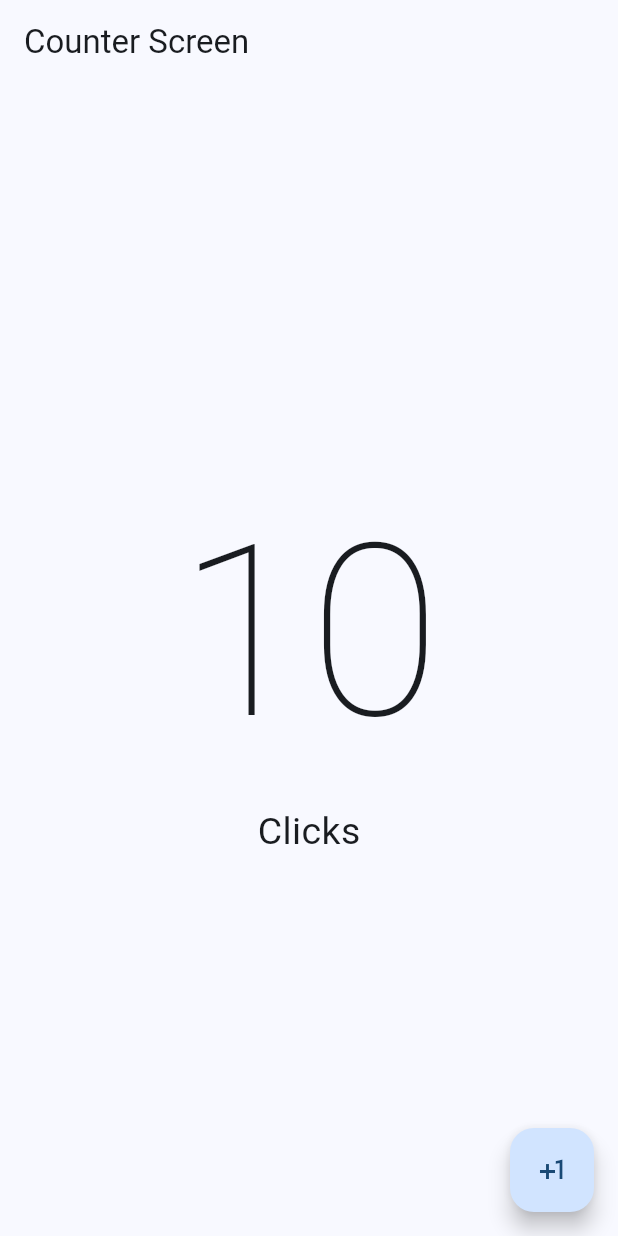
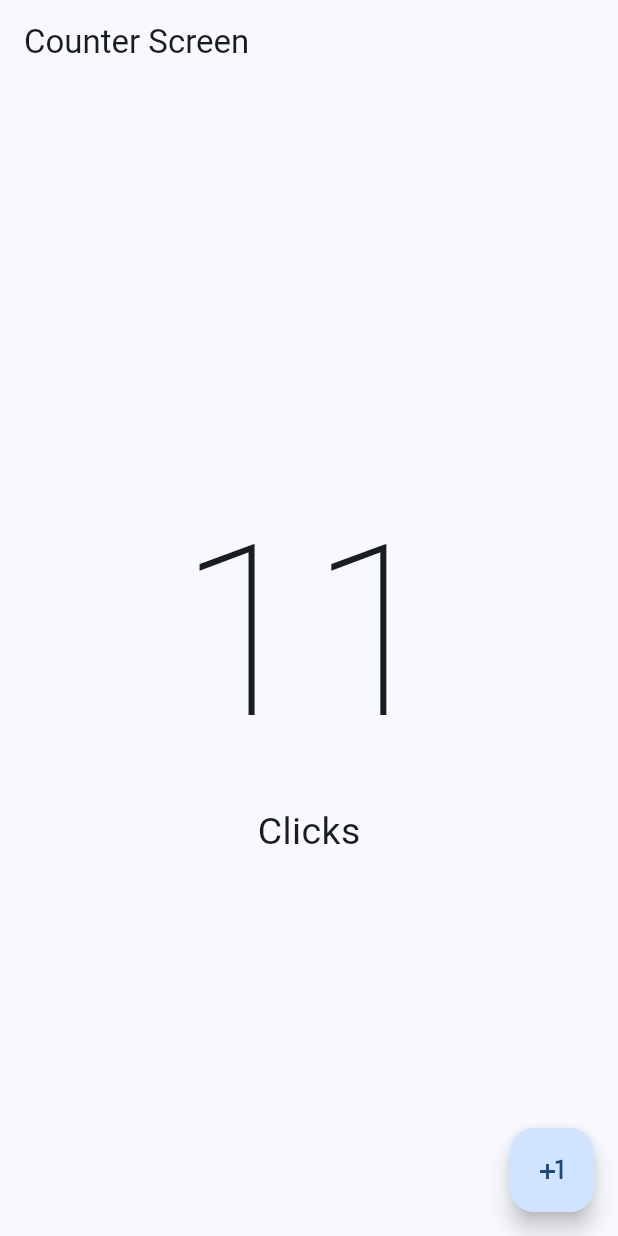
Before and after one commit to andres19r/flutter-hello-world, a Flutter app: the screen it shows after launch, after a tap on the "plus one" icon, on a phone screen of 412 x 824 dp. Run offline on Flutter 3.47's test engine with Material 3 defaults, Android fonts, the phone set to English and light mode, and no system bars.

Commit message:
feat(counter): change to statefulWd and update counter variable

```diff
--- a/lib/presentation/screens/counter/counter_screen.dart
+++ b/lib/presentation/screens/counter/counter_screen.dart
@@ -1,7 +1,15 @@
 import 'package:flutter/material.dart';
 
-class CounterScreen extends StatelessWidget {
+class CounterScreen extends StatefulWidget {
+
   const CounterScreen({super.key});
+
+  @override
+  State<CounterScreen> createState() => _CounterScreenState();
+}
+
+class _CounterScreenState extends State<CounterScreen> {
+  int clickCounter = 10;
 
   @override
   Widget build(BuildContext context) {
@@ -12,12 +20,12 @@ class CounterScreen extends StatelessWidget {
       body: Center(
         child: Column(
           mainAxisAlignment: MainAxisAlignment.center,
-          children: const [
+          children: [
             Text(
-              '10',
-              style: TextStyle(fontSize: 160, fontWeight: FontWeight.w100),
+              '$clickCounter',
+              style: const TextStyle(fontSize: 160, fontWeight: FontWeight.w100),
             ),
-            Text(
+            const Text(
               'Clicks',
               style: TextStyle(fontSize: 25),
             ),
@@ -25,7 +33,12 @@ class CounterScreen extends StatelessWidget {
         ),
       ),
       floatingActionButton: FloatingActionButton(
-        onPressed: () {},
+        onPressed: () {
+          setState(() {
+            clickCounter += 1;
+            // clickCounter++;
+          });
+        },
         child: const Icon(Icons.plus_one),
       ),
     );
```
